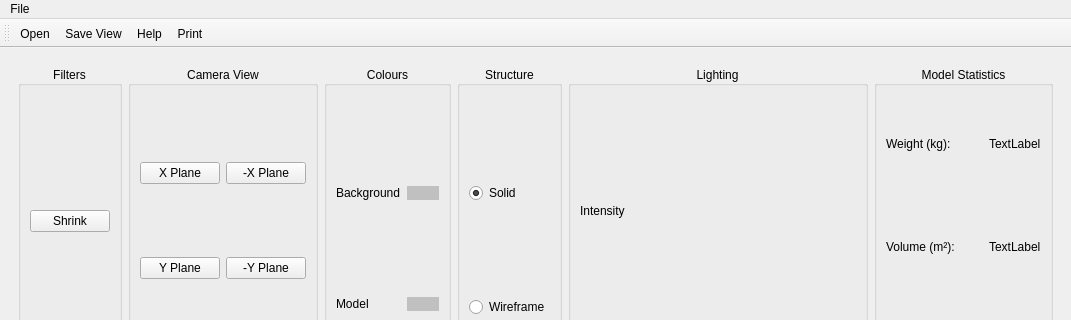
Qt form lib/ModelRenderer/modelwindow.ui (KurusView/KurusView) before a commit; both pictures show x 0 to 1071 and y 0 to 320 of the 1071 by 686 pixel window.
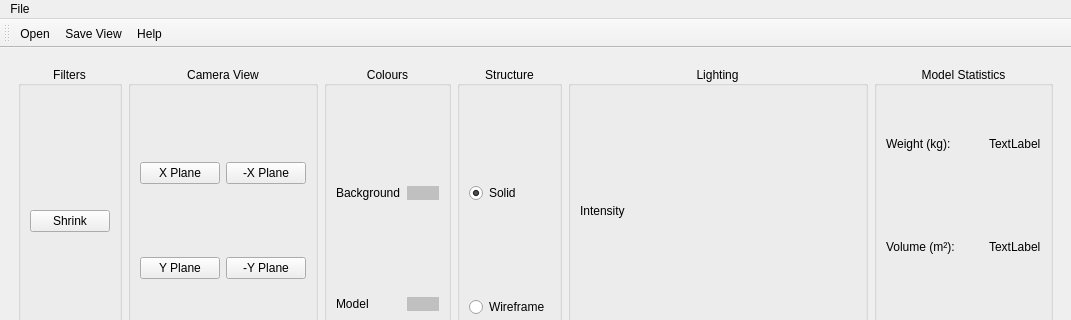
The same form after that commit. Icons and pictures are not drawn.

Commit message: Implement Help Button and Remove Print

```diff
--- a/lib/ModelRenderer/modelwindow.ui
+++ b/lib/ModelRenderer/modelwindow.ui
@@ -508,7 +508,6 @@
    <addaction name="actionOpenView"/>
    <addaction name="actionSaveView"/>
    <addaction name="actionHelp"/>
-   <addaction name="actionPrint"/>
   </widget>
   <action name="actionOpenView">
    <property name="icon">
@@ -537,15 +536,6 @@
     <string>Help</string>
    </property>
   </action>
-  <action name="actionPrint">
-   <property name="icon">
-    <iconset resource="../../Icons/icons.qrc">
-     <normaloff>:/Icons/print.png</normaloff>:/Icons/print.png</iconset>
-   </property>
-   <property name="text">
-    <string>Print</string>
-   </property>
-  </action>
   <action name="emptyRecentsIndicator">
    <property name="enabled">
     <bool>false</bool>
```
The commit also changes 2 other files.
